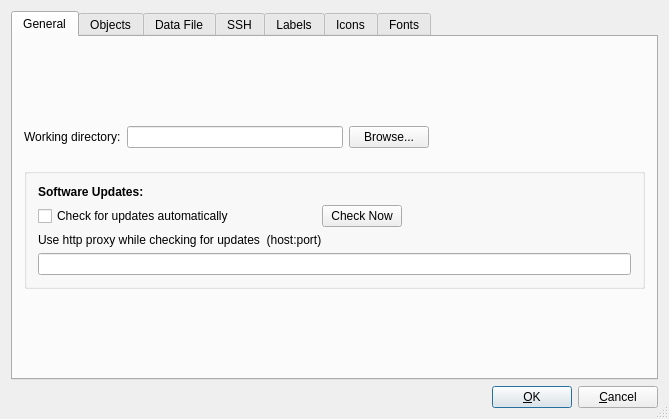
Old version of the form src/gui/prefsdialog_q.ui in the repository fwbuilder/fwbuilder.
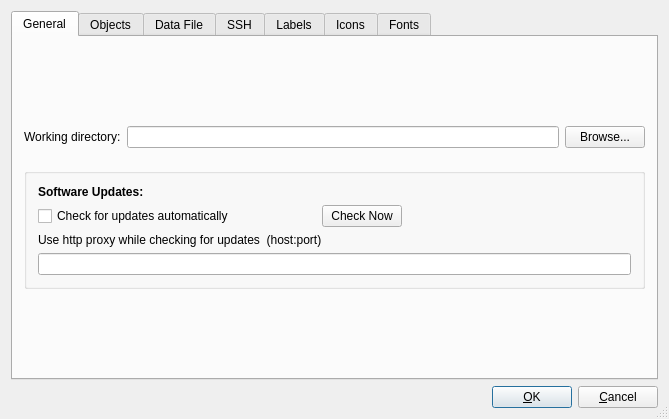
New version of the form.

What changed in the file:
```diff
--- a/src/gui/prefsdialog_q.ui
+++ b/src/gui/prefsdialog_q.ui
@@ -95,22 +95,6 @@
            </property>
           </widget>
          </item>
-         <item>
-          <spacer>
-           <property name="orientation" >
-            <enum>Qt::Horizontal</enum>
-           </property>
-           <property name="sizeType" >
-            <enum>QSizePolicy::Expanding</enum>
-           </property>
-           <property name="sizeHint" stdset="0" >
-            <size>
-             <width>41</width>
-             <height>20</height>
-            </size>
-           </property>
-          </spacer>
-         </item>
         </layout>
        </item>
        <item row="2" column="0" >
```
